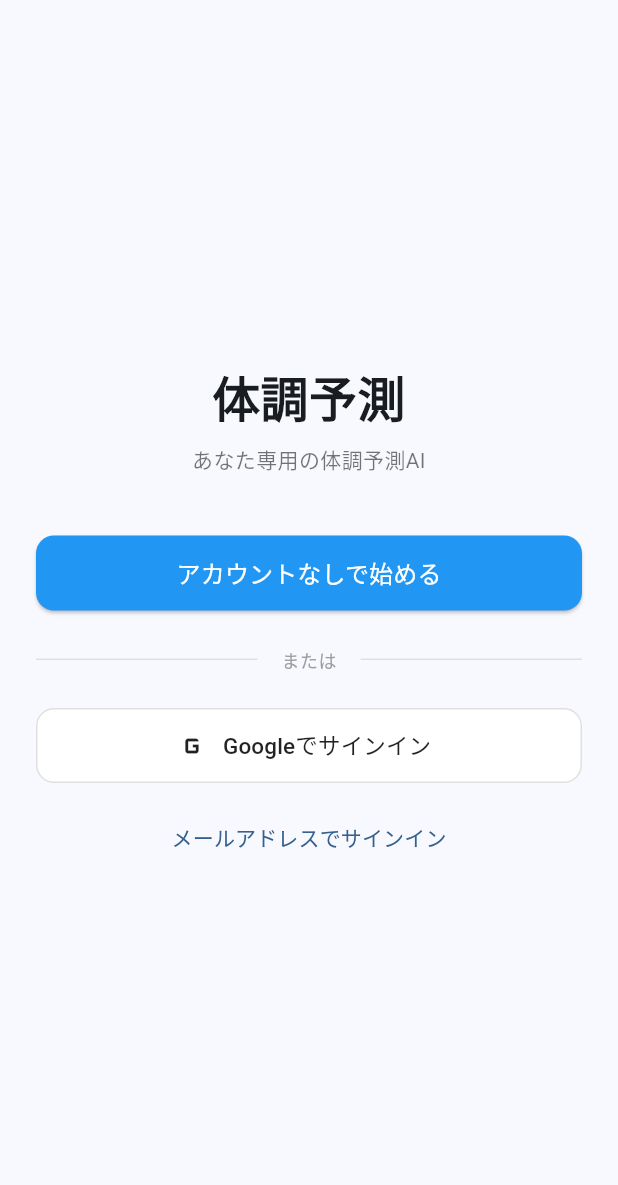
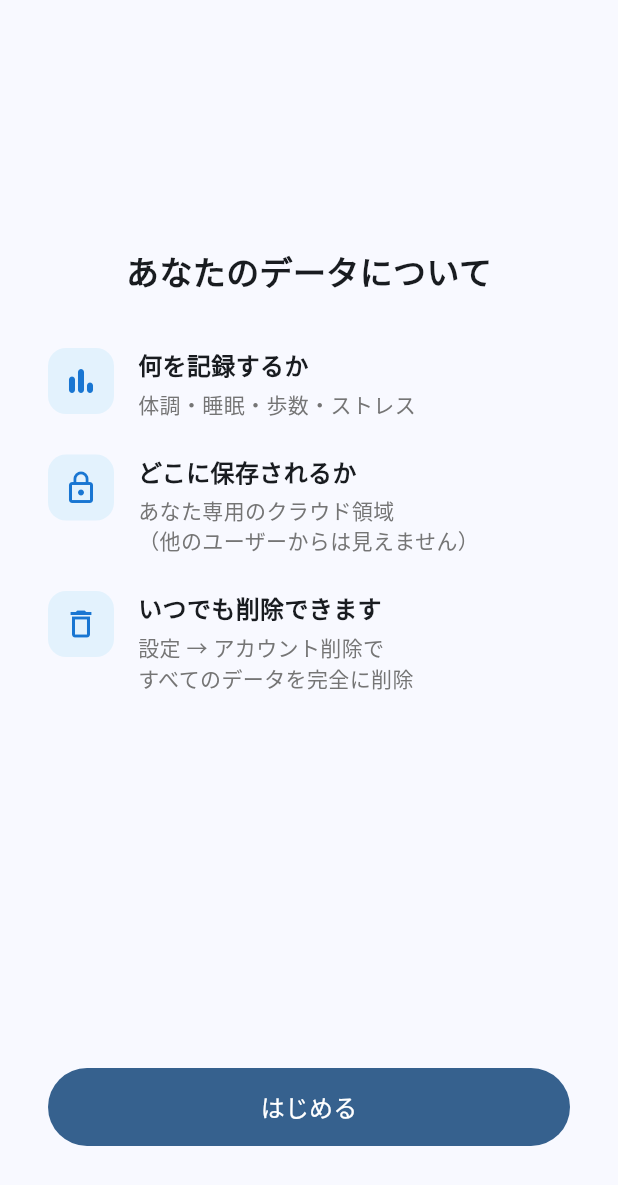
Before and after one commit to nuwaaaa/health-predictor, a Flutter app: the screen it shows after launch, on a phone screen of 412 x 824 dp. Shown: the top 1185 px of the screen. Run offline on Flutter 3.47's test engine with Material 3 defaults, Android fonts, the phone set to English and light mode, and no system bars; our stand-ins replace cloud_firestore, firebase_auth, firebase_core, fl_chart, shared_preferences; missing offline and left inert: health; accounts and stored records are empty.

Commit message:
feat: 設計書更新7件をコードに反映
1. 不調閾値の自己参照対策: max(mean14-1, mean14-std14)で安定した人の過度な不調判定を防止
2. 寄与度表示に「因果関係ではなく傾向です」注記を追加
3. 信頼度lowの確率を0.15〜0.65にクリップ、文言を固定メッセージに変更
4. riskReduction表示条件を厳格化（不調>=10 AND 全体>=60日で数値表示）
5. プライバシーオンボーディング画面を追加（初回起動時にデータ説明を表示）
6. バッチ評価ログ(batch_logs)をFirestoreに保存する機能を追加
7. Predictionモデルにprovisional/sourceフィールドを追加

https://claude.ai/code/session_0143mwMdmz3qenakJWrWSMef

```diff
--- a/lib/main.dart
+++ b/lib/main.dart
@@ -4,16 +4,19 @@ import 'package:firebase_core/firebase_core.dart';
 import 'firebase_options.dart';
 import 'pages/main_scaffold.dart';
 import 'pages/login_page.dart';
+import 'pages/onboarding_page.dart';
 import 'services/auth_service.dart';
 
 void main() async {
   WidgetsFlutterBinding.ensureInitialized();
   await Firebase.initializeApp(options: DefaultFirebaseOptions.currentPlatform);
-  runApp(const MyApp());
+  final onboardingDone = await OnboardingPage.isCompleted();
+  runApp(MyApp(onboardingDone: onboardingDone));
 }
 
 class MyApp extends StatelessWidget {
-  const MyApp({super.key});
+  final bool onboardingDone;
+  const MyApp({super.key, required this.onboardingDone});
 
   @override
   Widget build(BuildContext context) {
@@ -24,17 +27,40 @@ class MyApp extends StatelessWidget {
         colorSchemeSeed: Colors.blue,
         useMaterial3: true,
       ),
-      home: const AuthWrapper(),
+      home: AuthWrapper(onboardingDone: onboardingDone),
     );
   }
 }
 
-/// 認証状態に応じて LoginPage / HomePage を切り替え
-class AuthWrapper extends StatelessWidget {
-  const AuthWrapper({super.key});
+/// 認証状態に応じて OnboardingPage / LoginPage / MainScaffold を切り替え
+class AuthWrapper extends StatefulWidget {
+  final bool onboardingDone;
+  const AuthWrapper({super.key, required this.onboardingDone});
+
+  @override
+  State<AuthWrapper> createState() => _AuthWrapperState();
+}
+
+class _AuthWrapperState extends State<AuthWrapper> {
+  late bool _onboardingDone;
+
+  @override
+  void initState() {
+    super.initState();
+    _onboardingDone = widget.onboardingDone;
+  }
 
   @override
   Widget build(BuildContext context) {
+    // 初回起動: プライバシーオンボーディング
+    if (!_onboardingDone) {
+      return OnboardingPage(
+        onComplete: () {
+          setState(() => _onboardingDone = true);
+        },
+      );
+    }
+
     final authService = AuthService();
 
     return StreamBuilder<User?>(
--- /dev/null
+++ b/lib/pages/onboarding_page.dart
@@ -0,0 +1,118 @@
+import 'package:flutter/material.dart';
+import 'package:shared_preferences/shared_preferences.dart';
+
+/// プライバシーオンボーディング（初回起動時のみ表示）
+/// 設計書 Section 15.1 に基づく
+class OnboardingPage extends StatelessWidget {
+  final VoidCallback onComplete;
+
+  const OnboardingPage({super.key, required this.onComplete});
+
+  static const _prefKey = 'onboarding_completed';
+
+  /// オンボーディング済みかどうか
+  static Future<bool> isCompleted() async {
+    final prefs = await SharedPreferences.getInstance();
+    return prefs.getBool(_prefKey) ?? false;
+  }
+
+  /// オンボーディング完了を記録
+  static Future<void> markCompleted() async {
+    final prefs = await SharedPreferences.getInstance();
+    await prefs.setBool(_prefKey, true);
+  }
+
+  @override
+  Widget build(BuildContext context) {
+    return Scaffold(
+      body: SafeArea(
+        child: Padding(
+          padding: const EdgeInsets.symmetric(horizontal: 32, vertical: 40),
+          child: Column(
+            crossAxisAlignment: CrossAxisAlignment.start,
+            children: [
+              const Spacer(flex: 1),
+              const Center(
+                child: Text(
+                  'あなたのデータについて',
+                  style: TextStyle(fontSize: 22, fontWeight: FontWeight.bold),
+                ),
+              ),
+              const SizedBox(height: 36),
+              _infoRow(
+                icon: Icons.bar_chart_rounded,
+                title: '何を記録するか',
+                description: '体調・睡眠・歩数・ストレス',
+              ),
+              const SizedBox(height: 24),
+              _infoRow(
+                icon: Icons.lock_outline,
+                title: 'どこに保存されるか',
+                description: 'あなた専用のクラウド領域\n（他のユーザーからは見えません）',
+              ),
+              const SizedBox(height: 24),
+              _infoRow(
+                icon: Icons.delete_outline,
+                title: 'いつでも削除できます',
+                description: '設定 → アカウント削除で\nすべてのデータを完全に削除',
+              ),
+              const Spacer(flex: 2),
+              SizedBox(
+                width: double.infinity,
+                height: 52,
+                child: FilledButton(
+                  onPressed: () async {
+                    await markCompleted();
+                    onComplete();
+                  },
+                  child: const Text('はじめる', style: TextStyle(fontSize: 16)),
+                ),
+              ),
+              const SizedBox(height: 20),
+            ],
+          ),
+        ),
+      ),
+    );
+  }
+
+  Widget _infoRow({
+    required IconData icon,
+    required String title,
+    required String description,
+  }) {
+    return Row(
+      crossAxisAlignment: CrossAxisAlignment.start,
+      children: [
+        Container(
+          width: 44,
+          height: 44,
+          decoration: BoxDecoration(
+            color: Colors.blue.shade50,
+            borderRadius: BorderRadius.circular(12),
+          ),
+          child: Icon(icon, size: 24, color: Colors.blue.shade700),
+        ),
+        const SizedBox(width: 16),
+        Expanded(
+          child: Column(
+            crossAxisAlignment: CrossAxisAlignment.start,
+            children: [
+              Text(
+                title,
+                style:
+                    const TextStyle(fontSize: 16, fontWeight: FontWeight.w600),
+              ),
+              const SizedBox(height: 4),
+              Text(
+                description,
+                style: TextStyle(
+                    fontSize: 14, color: Colors.grey.shade600, height: 1.4),
+              ),
+            ],
+          ),
+        ),
+      ],
+    );
+  }
+}
--- a/lib/widgets/prediction_card.dart
+++ b/lib/widgets/prediction_card.dart
@@ -112,8 +112,8 @@ class PredictionCard extends StatelessWidget {
   /// 予測結果カード
   Widget _buildPredictionCard(BuildContext context) {
     final pred = prediction!;
-    final pToday = pred.pToday!;
-    final riskColor = _riskColor(pToday);
+    final displayP = pred.displayPToday!;
+    final riskColor = _riskColor(displayP);
     final showP3d = pred.p3d != null;
 
     return Container(
@@ -135,9 +135,21 @@ class PredictionCard extends StatelessWidget {
                   crossAxisAlignment: CrossAxisAlignment.start,
                   children: [
                     Text(
-                      isFallback ? '直近の予測（${_formatDateKey(pred.dateKey)}）' : '今日の不調リスク',
+                      isFallback
+                          ? '直近の予測（${_formatDateKey(pred.dateKey)}）'
+                          : pred.provisional
+                              ? '今日の不調リスク（暫定）'
+                              : '今日の不調リスク',
                       style: const TextStyle(fontSize: 16, fontWeight: FontWeight.bold),
                     ),
+                    if (pred.provisional && !isFallback)
+                      Padding(
+                        padding: const EdgeInsets.only(top: 2),
+                        child: Text(
+                          '翌朝に正式版へ更新されます',
+                          style: TextStyle(fontSize: 11, color: Colors.grey.shade500),
+                        ),
+                      ),
                     if (isFallback)
                       Padding(
                         padding: const EdgeInsets.only(top: 2),
@@ -234,7 +246,7 @@ class PredictionCard extends StatelessWidget {
 
   /// 3日リスク表示
   Widget _threeDayRisk(Prediction pred) {
-    final p3d = pred.p3d!;
+    final p3d = pred.displayP3d!;
     final color = _riskColor(p3d);
     return Row(
       children: [
@@ -355,6 +367,10 @@ class PredictionCard extends StatelessWidget {
                 ],
               ),
             )),
+        Text(
+          '※ 因果関係ではなく傾向です',
+          style: TextStyle(fontSize: 10, color: Colors.grey.shade500),
+        ),
       ],
     );
   }
--- a/pubspec.yaml
+++ b/pubspec.yaml
@@ -21,6 +21,9 @@ dependencies:
   # Health data (HealthKit / Health Connect)
   health: ^11.1.0
 
+  # Local storage
+  shared_preferences: ^2.3.0
+
   # Chart
   fl_chart: ^0.68.0
 
```
Also changed, not shown: lib/models/prediction.dart (+32 -10 lines), lib/pages/analysis_page.dart (+9 -2 lines), lib/services/firestore_service.dart (+19 -3 lines), 3 other files.
